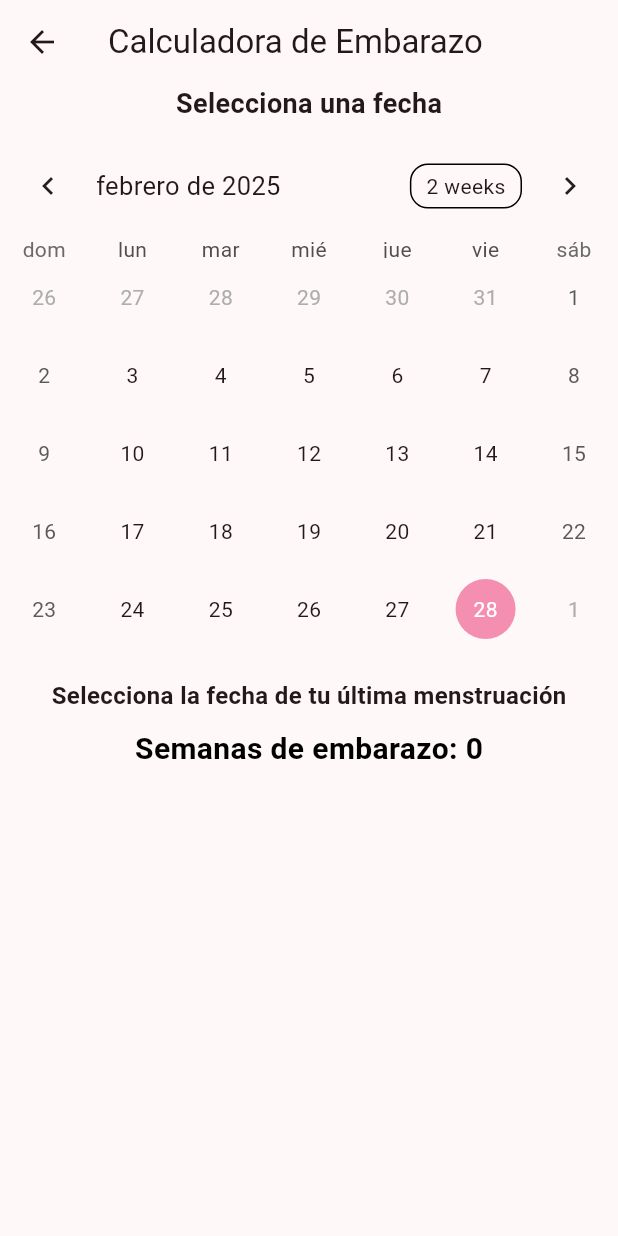
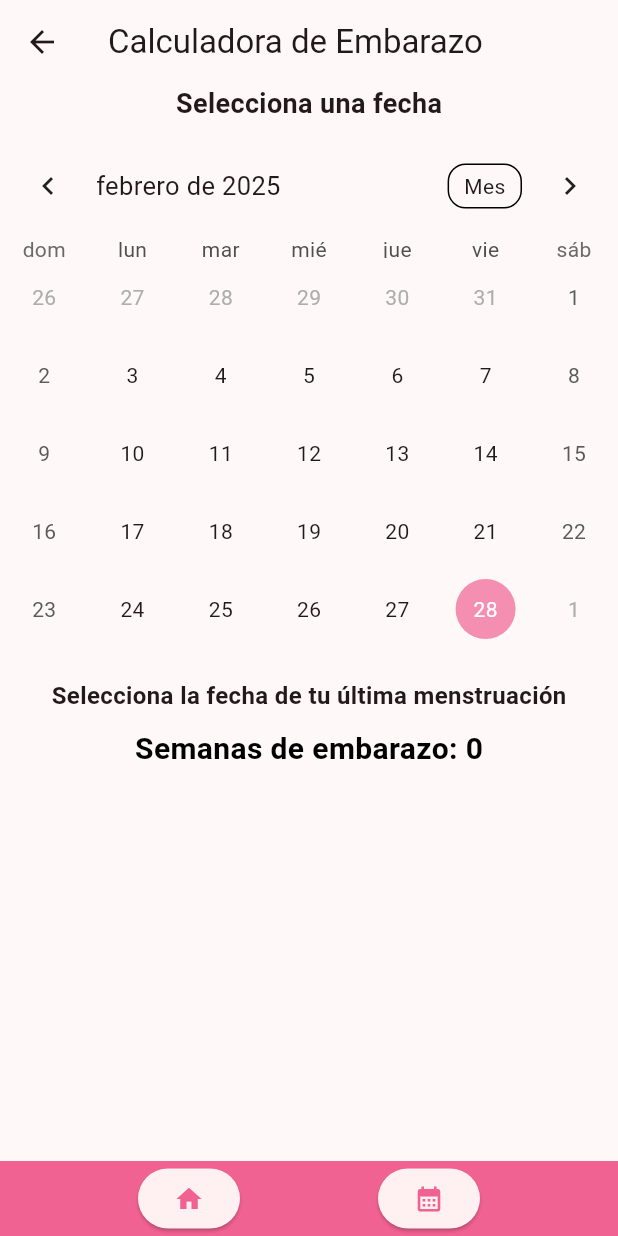
Before and after one commit to SebastianEscorcia/Maternapp, a Flutter app: the screen it shows after launch, after a tap on the "calendar month" icon, on a phone screen of 412 x 824 dp. Run offline on Flutter 3.47's test engine with Material 3 defaults, Android fonts, the phone set to English and light mode, and no system bars; drawn by our look-alikes of table_calendar.

Commit message:
add routes in the widget main, create class Routes and changed properties onpressed in the button calendar widget

```diff
--- /dev/null
+++ b/lib/Routes/routes.dart
@@ -0,0 +1,6 @@
+class Routes {
+  static const String homeScreen = '/';
+  static const String loginScreen = '/login';
+  static const String registerScreen = '/register';
+  static const String calendarScreen = '/calendarPregnancy';
+}
--- a/lib/main.dart
+++ b/lib/main.dart
@@ -1,4 +1,6 @@
 import 'package:flutter/material.dart';
+import 'package:maternapp/Routes/routes.dart';
+import 'package:maternapp/presentation/screens/home/calendar_screen.dart';
 import 'package:maternapp/presentation/screens/home/home_screens.dart';
 
 void main() async {
@@ -16,7 +18,11 @@ class MyApp extends StatelessWidget {
           useMaterial3: true,
           colorSchemeSeed: Colors.pink[300],
         ),
-      home: HomeScreens(),
-    );
+        locale: Locale('es', 'ES'),
+        initialRoute: Routes.homeScreen,
+        routes: {
+          Routes.homeScreen: (context) => const HomeScreens(),
+          Routes.calendarScreen: (context) => const CalendarScreen(),
+        });
   }
 }
--- a/lib/presentation/screens/home/calendar_screen.dart
+++ b/lib/presentation/screens/home/calendar_screen.dart
@@ -1,5 +1,6 @@
 import 'package:flutter/material.dart';
 import 'package:maternapp/presentation/screens/home/widgets/custom_table_calendar.dart';
+import 'package:maternapp/presentation/screens/home/widgets/navbar/botton_navbar.dart';
 
 class CalendarScreen extends StatelessWidget {
   const CalendarScreen({super.key});
@@ -9,6 +10,7 @@ class CalendarScreen extends StatelessWidget {
     return Scaffold(
       appBar: AppBar(title: Text("Calculadora de Embarazo")),
       body: CustomTableCalendar(),
+      bottomNavigationBar: const BottonNavbar(),
     );
   }
 }
--- a/lib/presentation/screens/home/home_screens.dart
+++ b/lib/presentation/screens/home/home_screens.dart
@@ -1,9 +1,14 @@
 import 'package:flutter/material.dart';
 import 'package:maternapp/presentation/screens/home/widgets/navbar/botton_navbar.dart';
 
-class HomeScreens extends StatelessWidget {
+class HomeScreens extends StatefulWidget {
   const HomeScreens({super.key});
 
+  @override
+  State<HomeScreens> createState() => _HomeScreensState();
+}
+
+class _HomeScreensState extends State<HomeScreens> {
   @override
   Widget build(BuildContext context) {
     return Scaffold(
@@ -25,7 +30,7 @@ class HomeScreens extends StatelessWidget {
           ],
         ),
       ),
-      bottomNavigationBar: const BottonNavbar(), // Agregamos el widget aquí
+      bottomNavigationBar: const BottonNavbar(),
     );
   }
 }
--- /dev/null
+++ b/lib/presentation/screens/home/widgets/buttons/button_home.dart
@@ -0,0 +1,22 @@
+import 'package:flutter/material.dart';
+import 'package:maternapp/Routes/routes.dart';
+
+class ButtonHome extends StatelessWidget {
+  const ButtonHome({super.key});
+  @override
+  Widget build(BuildContext context) {
+    return ElevatedButton(
+      onPressed: () {
+        Navigator.pushNamed(context, Routes.homeScreen);
+      },
+      style: ElevatedButton.styleFrom(
+        iconColor: Colors.pink[300],
+        shape: RoundedRectangleBorder(
+          borderRadius: BorderRadius.circular(20),
+        ),
+      ),
+      child: Icon(Icons.home, size: 20),
+
+    );
+  }
+}
--- a/lib/presentation/screens/home/widgets/custom_table_calendar.dart
+++ b/lib/presentation/screens/home/widgets/custom_table_calendar.dart
@@ -23,7 +23,7 @@ class _CustomTableCalendarState extends State<CustomTableCalendar> {
   @override
   void initState() {
     super.initState();
-    initializeDateFormatting('es_ES', null); // Formato de la fecha en español
+    initializeDateFormatting('es_ES', null);
   }
 
   @override
@@ -49,6 +49,12 @@ class _CustomTableCalendarState extends State<CustomTableCalendar> {
             todayTextStyle: TextStyle(color: Colors.white),
           ),
           locale: 'es_ES',
+          availableCalendarFormats: const {
+            CalendarFormat.month: 'Semana',
+            CalendarFormat.twoWeeks: 'Mes',
+            CalendarFormat.week: '2 semanas',
+
+          },
           firstDay: DateTime.utc(2024, 1, 1),
           lastDay: DateTime.utc(3000, 12, 31),
           focusedDay: _focusedDay,
--- a/lib/presentation/screens/home/widgets/navbar/botton_navbar.dart
+++ b/lib/presentation/screens/home/widgets/navbar/botton_navbar.dart
@@ -1,5 +1,6 @@
 import 'package:flutter/material.dart';
 import 'package:maternapp/presentation/screens/home/widgets/buttons/button_calendar.dart';
+import 'package:maternapp/presentation/screens/home/widgets/buttons/button_home.dart';
 
 class BottonNavbar extends StatelessWidget {
   const BottonNavbar({super.key});
@@ -12,8 +13,8 @@ class BottonNavbar extends StatelessWidget {
       child: Row(
         mainAxisAlignment: MainAxisAlignment.spaceEvenly,
         children: [
+          ButtonHome(),
           ButtonCalendar(),
-          Icon(Icons.home, size: 30),
         ],
       ),
     );
```
Lines whose indentation alone changed are shown as unchanged.
